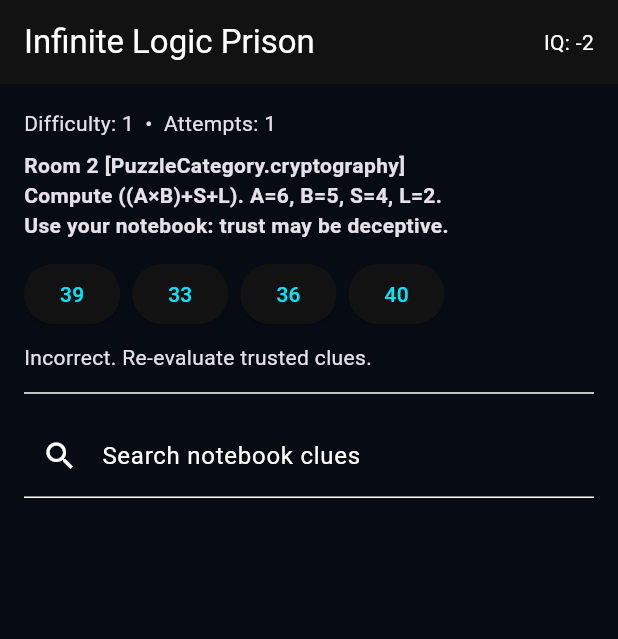
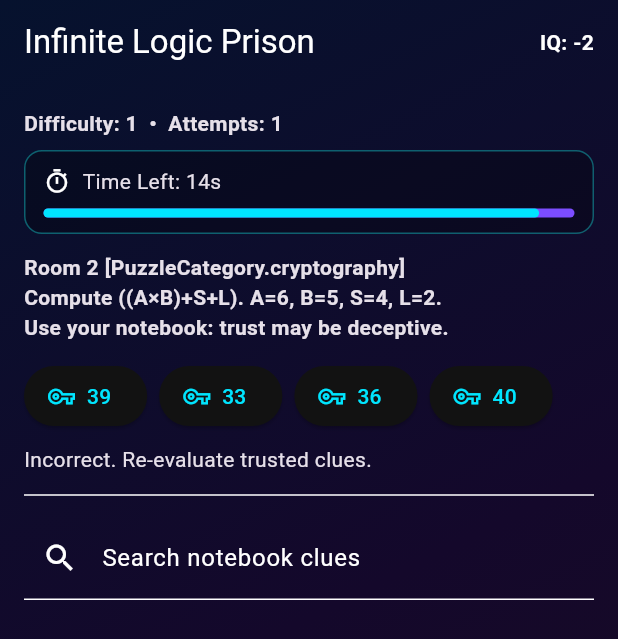
Before and after one commit to SHAILENDRASAHUAI/Infinite-Logic-Prison, a Flutter app: the screen it shows after launch, after a tap on an icon or button, on a phone screen of 412 x 824 dp. Shown: the top 639 px of the screen. Run offline on Flutter 3.47's test engine with Material 3 defaults, Android fonts, the phone set to English and light mode, and no system bars; our stand-ins replace cloud_firestore, shared_preferences; accounts and stored records are empty.

```diff
--- a/lib/main.dart
+++ b/lib/main.dart
@@ -1,4 +1,5 @@
 import 'package:flutter/material.dart';
+import 'dart:async';
 
 import 'src/game_engine.dart';
 
@@ -37,49 +38,181 @@ class GameScreen extends StatefulWidget {
 }
 
 class _GameScreenState extends State<GameScreen> {
+  static const int _questionTimeLimit = 15;
+
   final InfiniteLogicEngine _engine = InfiniteLogicEngine();
   final TextEditingController _searchController = TextEditingController();
+  Timer? _questionTimer;
+  int _remainingSeconds = _questionTimeLimit;
+  int _questionStartedAt = DateTime.now().millisecondsSinceEpoch;
+  bool _isSubmitting = false;
   String _status = 'Solve with logic only. No luck mechanics.';
+
+  @override
+  void initState() {
+    super.initState();
+    _startQuestionTimer();
+  }
+
+  void _startQuestionTimer() {
+    _questionTimer?.cancel();
+    _questionStartedAt = DateTime.now().millisecondsSinceEpoch;
+    _remainingSeconds = _questionTimeLimit;
+    _questionTimer = Timer.periodic(const Duration(seconds: 1), (timer) {
+      if (!mounted) {
+        timer.cancel();
+        return;
+      }
+      if (_remainingSeconds <= 1) {
+        timer.cancel();
+        _handleAnswer(-1, timedOut: true);
+        return;
+      }
+      setState(() {
+        _remainingSeconds -= 1;
+      });
+    });
+    setState(() {});
+  }
+
+  Future<void> _showSuccessPopup(SubmissionResult result, int answerDuration) async {
+    await showDialog<void>(
+      context: context,
+      builder: (context) {
+        return AlertDialog(
+          title: const Text('Brilliant!'),
+          content: Column(
+            mainAxisSize: MainAxisSize.min,
+            crossAxisAlignment: CrossAxisAlignment.start,
+            children: [
+              const Text('You solved it like a genius detective.'),
+              const SizedBox(height: 8),
+              Text('IQ Score: ${result.iqScore}'),
+              Text('Answer Time: ${answerDuration}s'),
+            ],
+          ),
+          actions: [
+            TextButton(
+              onPressed: () => Navigator.of(context).pop(),
+              child: const Text('Next Puzzle'),
+            ),
+          ],
+        );
+      },
+    );
+  }
+
+  Future<void> _handleAnswer(int selectedIndex, {bool timedOut = false}) async {
+    if (_isSubmitting) {
+      return;
+    }
+    _isSubmitting = true;
+    _questionTimer?.cancel();
+
+    final answerDuration = ((DateTime.now().millisecondsSinceEpoch - _questionStartedAt) / 1000).floor();
+    final result = _engine.submitAnswer(selectedIndex);
+
+    setState(() {
+      _status = timedOut
+          ? 'Time up! Moved to the next puzzle automatically.'
+          : result.correct
+              ? 'Correct. Clue added to notebook timeline.'
+              : 'Incorrect. Re-evaluate trusted clues.';
+    });
+
+    if (result.correct && !timedOut && mounted) {
+      await _showSuccessPopup(result, answerDuration);
+    }
+
+    if (!mounted) {
+      return;
+    }
+    _isSubmitting = false;
+    _startQuestionTimer();
+  }
 
   @override
   Widget build(BuildContext context) {
     final room = _engine.currentRoom;
     final clues = _engine.searchNotebook(_searchController.text);
+    final timerProgress = _remainingSeconds / _questionTimeLimit;
 
     return Scaffold(
+      extendBodyBehindAppBar: true,
       appBar: AppBar(
         title: const Text('Infinite Logic Prison'),
+        backgroundColor: Colors.transparent,
+        elevation: 0,
         actions: [
-          Center(child: Text('IQ: ${_engine.iqStyleScore}')),
+          Center(
+            child: Text(
+              'IQ: ${_engine.iqStyleScore}',
+              style: const TextStyle(fontWeight: FontWeight.bold),
+            ),
+          ),
           const SizedBox(width: 16),
         ],
       ),
-      body: Padding(
+      body: Container(
+        decoration: const BoxDecoration(
+          gradient: LinearGradient(
+            colors: [Color(0xFF06122E), Color(0xFF14082B), Color(0xFF1B0D1F)],
+            begin: Alignment.topLeft,
+            end: Alignment.bottomRight,
+          ),
+        ),
+        child: SafeArea(
+          child: Padding(
             padding: const EdgeInsets.all(16),
             child: Column(
               crossAxisAlignment: CrossAxisAlignment.start,
               children: [
-            Text('Difficulty: ${_engine.difficulty}  •  Attempts: ${_engine.attempts}'),
+                Text(
+                  'Difficulty: ${_engine.difficulty}  •  Attempts: ${_engine.attempts}',
+                  style: const TextStyle(fontWeight: FontWeight.w600),
+                ),
                 const SizedBox(height: 8),
+                Container(
+                  padding: const EdgeInsets.symmetric(horizontal: 12, vertical: 10),
+                  decoration: BoxDecoration(
+                    color: Colors.black26,
+                    borderRadius: BorderRadius.circular(12),
+                    border: Border.all(color: Colors.cyanAccent.withValues(alpha: 0.35)),
+                  ),
+                  child: Column(
+                    crossAxisAlignment: CrossAxisAlignment.start,
+                    children: [
+                      Row(
+                        children: [
+                          const Icon(Icons.timer_outlined, size: 18),
+                          const SizedBox(width: 8),
+                          Text('Time Left: ${_remainingSeconds}s'),
+                        ],
+                      ),
+                      const SizedBox(height: 8),
+                      LinearProgressIndicator(
+                        value: timerProgress.clamp(0, 1).toDouble(),
+                        minHeight: 6,
+                        borderRadius: BorderRadius.circular(10),
+                      ),
+                    ],
+                  ),
+                ),
+                const SizedBox(height: 12),
                 Text(
                   room.prompt,
-              style: const TextStyle(fontWeight: FontWeight.w600),
+                  style: const TextStyle(fontWeight: FontWeight.w700),
                 ),
                 const SizedBox(height: 12),
                 Wrap(
                   spacing: 8,
+                  runSpacing: 8,
                   children: [
                     for (var i = 0; i < room.options.length; i++)
-                  ElevatedButton(
-                    onPressed: () {
-                      final result = _engine.submitAnswer(i);
-                      setState(() {
-                        _status = result.correct
-                            ? 'Correct. Clue added to notebook timeline.'
-                            : 'Incorrect. Re-evaluate trusted clues.';
-                      });
-                    },
-                    child: Text(room.options[i]),
+                      ElevatedButton.icon(
+                        onPressed: _isSubmitting ? null : () => _handleAnswer(i),
+                        icon: const Icon(Icons.vpn_key_outlined, size: 18),
+                        label: Text(room.options[i]),
                       ),
                   ],
                 ),
@@ -107,8 +240,12 @@ class _GameScreenState extends State<GameScreen> {
                       final clue = clues[index];
                       return ListTile(
                         dense: true,
+                        tileColor: Colors.white.withValues(alpha: 0.04),
+                        shape: RoundedRectangleBorder(borderRadius: BorderRadius.circular(10)),
                         title: Text(clue.text),
-                    subtitle: Text('Room ${clue.level} • ${clue.trustworthy ? 'Likely true' : 'Potential trap'}'),
+                        subtitle: Text(
+                          'Room ${clue.level} • ${clue.trustworthy ? 'Likely true' : 'Potential trap'}',
+                        ),
                       );
                     },
                   ),
@@ -116,11 +253,14 @@ class _GameScreenState extends State<GameScreen> {
               ],
             ),
           ),
+        ),
+      ),
     );
   }
 
   @override
   void dispose() {
+    _questionTimer?.cancel();
     _searchController.dispose();
     super.dispose();
   }
```
Also changed, not shown: 1 other file. Lines whose indentation alone changed are shown as unchanged.
